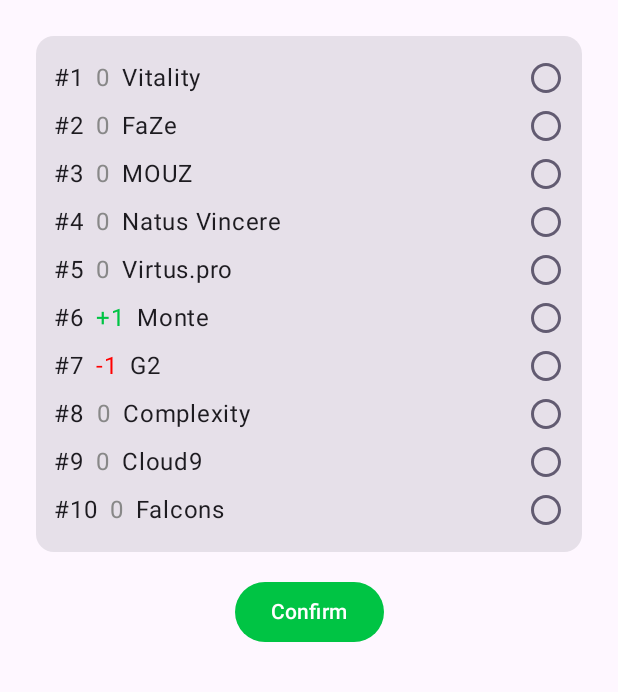
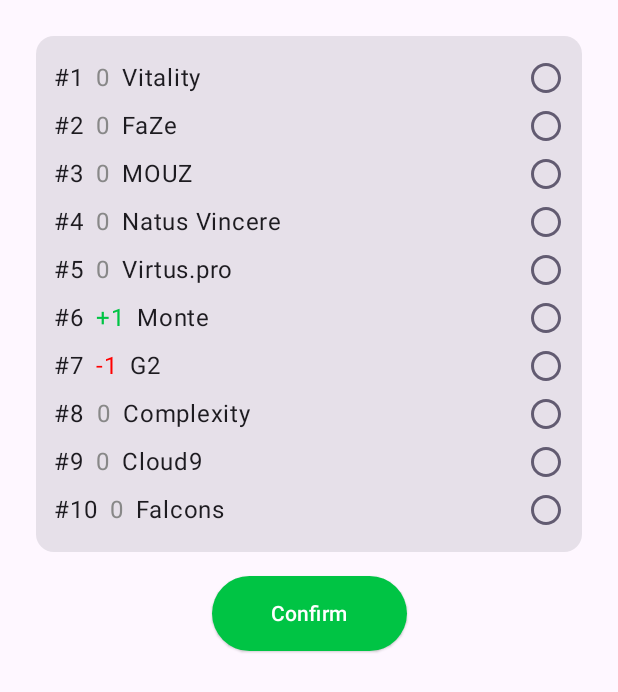
Before and after one commit to DenisRx/CS2-ProBet-android, an Android app built with Jetpack Compose: the screen it shows after launch (MainActivity), after a tap on "Edit", on a phone screen of 412 x 824 dp. Shown: the top 692 px of the screen. Run offline under Robolectric (Android 15) with nearby library versions, the phone set to English and light mode, and no system bars.

Commit message:
Improve buttons UI

```diff
--- a/app/src/main/java/com/denisrx/cs2probet/ui/homeScreen/HomeScreen.kt
+++ b/app/src/main/java/com/denisrx/cs2probet/ui/homeScreen/HomeScreen.kt
@@ -3,12 +3,13 @@ package com.denisrx.cs2probet.ui.homeScreen
 import androidx.compose.foundation.layout.Column
 import androidx.compose.foundation.layout.Row
 import androidx.compose.foundation.layout.padding
+import androidx.compose.foundation.layout.size
 import androidx.compose.foundation.lazy.LazyColumn
 import androidx.compose.foundation.lazy.items
 import androidx.compose.foundation.lazy.rememberLazyListState
-import androidx.compose.material3.Button
 import androidx.compose.material3.ButtonDefaults
 import androidx.compose.material3.Card
+import androidx.compose.material3.ElevatedButton
 import androidx.compose.material3.MaterialTheme
 import androidx.compose.material3.Scaffold
 import androidx.compose.material3.Text
@@ -19,6 +20,7 @@ import androidx.compose.ui.Alignment
 import androidx.compose.ui.Modifier
 import androidx.compose.ui.res.colorResource
 import androidx.compose.ui.res.dimensionResource
+import androidx.compose.ui.res.stringResource
 import androidx.compose.ui.tooling.preview.Preview
 import androidx.lifecycle.viewmodel.compose.viewModel
 import com.denisrx.cs2probet.R
@@ -45,26 +47,14 @@ fun HomeScreenContent(
         Leaderboard(
             homeViewModel = homeViewModel,
             homeUiState = homeUiState,
-            modifier = modifier
+            modifier = modifier,
         )
 
-        Row(modifier = modifier.padding(dimensionResource(R.dimen.medium_padding))) {
-            if (homeUiState.isEditing) {
-                Button(
-                    onClick = { homeViewModel.confirmSelection() },
-                    colors = ButtonDefaults.buttonColors(
-                        containerColor = colorResource(R.color.custom_green),
-                        contentColor = MaterialTheme.colorScheme.onSecondary,
-                    ),
-                ) {
-                    Text("Confirm")
-                }
-            } else {
-                Button(onClick = { homeViewModel.editSelection() }) {
-                    Text("Edit")
-                }
-            }
-        }
+        EditionButtons(
+            homeViewModel = homeViewModel,
+            homeUiState = homeUiState,
+            modifier = modifier,
+        )
     }
 }
 
@@ -92,6 +82,49 @@ fun Leaderboard(
     }
 }
 
+@Composable
+fun EditionButtons(
+    homeViewModel: HomeViewModel,
+    homeUiState: HomeUiState,
+    modifier: Modifier = Modifier,
+) {
+    Row(modifier = modifier.padding(dimensionResource(R.dimen.medium_padding))) {
+        if (homeUiState.isEditing) {
+            ElevatedButton(
+                onClick = { homeViewModel.confirmSelection() },
+                colors = ButtonDefaults.elevatedButtonColors(
+                    containerColor = colorResource(R.color.custom_green),
+                    contentColor = MaterialTheme.colorScheme.onPrimary,
+                ),
+                modifier = modifier.size(
+                    width = dimensionResource(R.dimen.elevated_buttons_width),
+                    height = dimensionResource(R.dimen.elevated_buttons_height),
+                ),
+            ) {
+                Text(stringResource(R.string.confirm_button_content))
+            }
+        } else {
+            ElevatedButton(
+                onClick = { homeViewModel.editSelection() },
+                colors = ButtonDefaults.elevatedButtonColors(
+                    containerColor = MaterialTheme.colorScheme.primary,
+                    contentColor = MaterialTheme.colorScheme.onPrimary,
+                ),
+                elevation = ButtonDefaults.elevatedButtonElevation(
+                    defaultElevation = dimensionResource(R.dimen.elevated_buttons_default_elevation),
+                    pressedElevation = dimensionResource(R.dimen.elevated_buttons_pressed_elevation),
+                ),
+                modifier = modifier.size(
+                    width = dimensionResource(R.dimen.elevated_buttons_width),
+                    height = dimensionResource(R.dimen.elevated_buttons_height),
+                ),
+            ) {
+                Text(stringResource(R.string.edit_button_content))
+            }
+        }
+    }
+}
+
 @Preview
 @Composable
 fun HomeScreenPreview() {
--- a/app/src/main/res/values/dimens.xml
+++ b/app/src/main/res/values/dimens.xml
@@ -5,4 +5,8 @@
     <dimen name="list_row_horizontal_padding">4dp</dimen>
     <dimen name="list_content_padding">12dp</dimen>
     <dimen name="app_padding">24dp</dimen>
+    <dimen name="elevated_buttons_width">130dp</dimen>
+    <dimen name="elevated_buttons_height">50dp</dimen>
+    <dimen name="elevated_buttons_default_elevation">8dp</dimen>
+    <dimen name="elevated_buttons_pressed_elevation">10dp</dimen>
 </resources>
--- a/app/src/main/res/values/strings.xml
+++ b/app/src/main/res/values/strings.xml
@@ -1,4 +1,6 @@
 <resources>
     <string name="app_name">CS2 ProBet</string>
     <string name="select_team_button">Select team</string>
+    <string name="confirm_button_content">Confirm</string>
+    <string name="edit_button_content">Edit</string>
 </resources>
```
